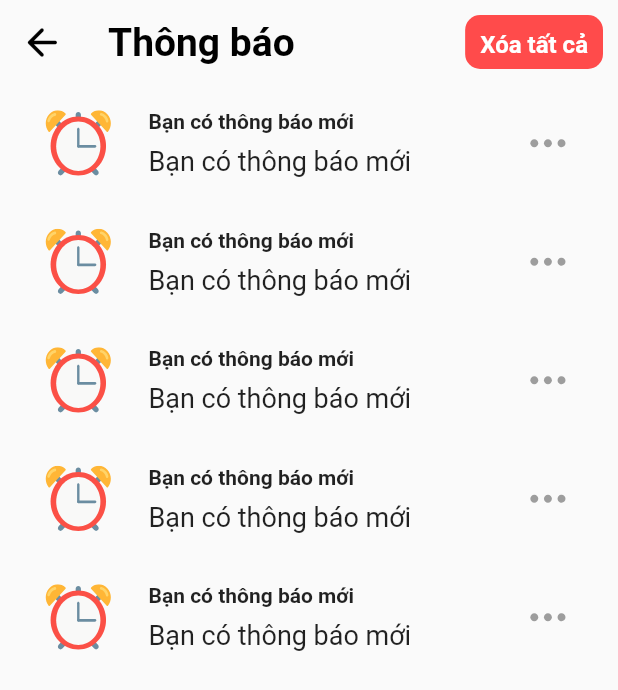
After one commit to hau1610/socialmedia, a Flutter app: the screen it shows after launch, after a tap on an icon or button, on a phone screen of 412 x 824 dp. The commit adds this screen. Shown: the top 690 px of the screen. Run offline on Flutter 3.47's test engine with Material 2 defaults, Android fonts, the phone set to English and light mode, and no system bars; our stand-ins replace flutter_svg, get.

Commit message:
add notification page

```diff
--- a/socialapp/lib/page/HomePage/index.dart
+++ b/socialapp/lib/page/HomePage/index.dart
@@ -2,6 +2,7 @@ import 'package:flutter/cupertino.dart';
 import 'package:flutter/material.dart';
 import 'package:flutter_svg/flutter_svg.dart';
 import 'package:get/get.dart';
+import 'package:socialapp/page/Notification/index.dart';
 import 'package:socialapp/utils/svg.dart';
 
 class HomePage extends StatelessWidget {
@@ -39,7 +40,11 @@ class HomePage extends StatelessWidget {
                   ),
                 ),
                 const SizedBox(width: 10),
-                Container(
+                GestureDetector(
+                  onTap: () {
+                    Get.to(() => NotificationPage());
+                  },
+                  child: Container(
                     padding: EdgeInsets.all(5),
                     height: 35,
                     width: 35,
@@ -48,6 +53,7 @@ class HomePage extends StatelessWidget {
                         color: Colors.black.withOpacity(0.05)),
                     child: SvgPicture.asset(SvgIcon.notification_icon,
                         color: Colors.black),
+                  ),
                 ),
                 const SizedBox(width: 10),
               ],
--- /dev/null
+++ b/socialapp/lib/page/Notification/index.dart
@@ -0,0 +1,78 @@
+import 'package:flutter/cupertino.dart';
+import 'package:flutter/material.dart';
+import 'package:flutter_svg/svg.dart';
+import 'package:get/get.dart';
+import 'package:socialapp/utils/svg.dart';
+
+class NotificationPage extends StatelessWidget {
+  @override
+  Widget build(BuildContext context) {
+    return Scaffold(
+      appBar: AppBar(
+        shadowColor: Colors.transparent,
+        backgroundColor: Colors.transparent,
+        leading: GestureDetector(
+          onTap: () => Get.back(),
+          child: const Icon(
+            Icons.arrow_back_rounded,
+            color: Colors.black,
+            size: 30,
+          ),
+        ),
+        title: const Text(
+          'Thông báo',
+          style: TextStyle(
+              color: Colors.black, fontSize: 26, fontWeight: FontWeight.w600),
+        ),
+        actions: [
+          Container(
+            height: 32,
+            margin: const EdgeInsets.all(10),
+            padding: const EdgeInsets.all(10),
+            decoration: BoxDecoration(
+                borderRadius: BorderRadius.circular(10),
+                color: const Color.fromRGBO(255, 75, 75, 1)),
+            child: const Center(
+              child: Text(
+                'Xóa tất cả',
+                style: TextStyle(
+                    color: Colors.white,
+                    fontWeight: FontWeight.w600,
+                    fontSize: 16),
+              ),
+            ),
+          )
+        ],
+      ),
+      body: ListView.builder(
+          itemCount: 5,
+          itemBuilder: (context, index) {
+            return Container(
+              padding: const EdgeInsets.symmetric(horizontal: 20, vertical: 15),
+              margin: const EdgeInsets.symmetric(vertical: 2, horizontal: 10),
+              decoration: BoxDecoration(
+                borderRadius: BorderRadius.circular(10),
+              ),
+              child: Row(
+                children: [
+                  SvgPicture.asset(SvgIcon.clockIcon),
+                  const SizedBox(width: 25),
+                  Expanded(
+                      child: Column(
+                    crossAxisAlignment: CrossAxisAlignment.start,
+                    children: const [
+                      Text('Bạn có thông báo mới',
+                          style: TextStyle(fontWeight: FontWeight.w600)),
+                      SizedBox(height: 8),
+                      Text('Bạn có thông báo mới',
+                          style: TextStyle(fontSize: 18)),
+                    ],
+                  )),
+                  SvgPicture.asset(SvgIcon.option_icon),
+                ],
+              ),
+            );
+          }),
+    );
+  }
+}
--- a/socialapp/lib/utils/svg.dart
+++ b/socialapp/lib/utils/svg.dart
@@ -13,6 +13,7 @@ class SvgIcon {
   static const String comment_icon = 'assets/icons/comment.svg';
   static const String like_icon = 'assets/icons/like.svg';
   static const String share_icon = 'assets/icons/share.svg';
+  static const String clockIcon = 'assets/icons/clock.svg';
 }
 
 class Picture {
```
Also changed, not shown: socialapp/assets/icons/clock.svg (added). Lines whose indentation alone changed are shown as unchanged.
